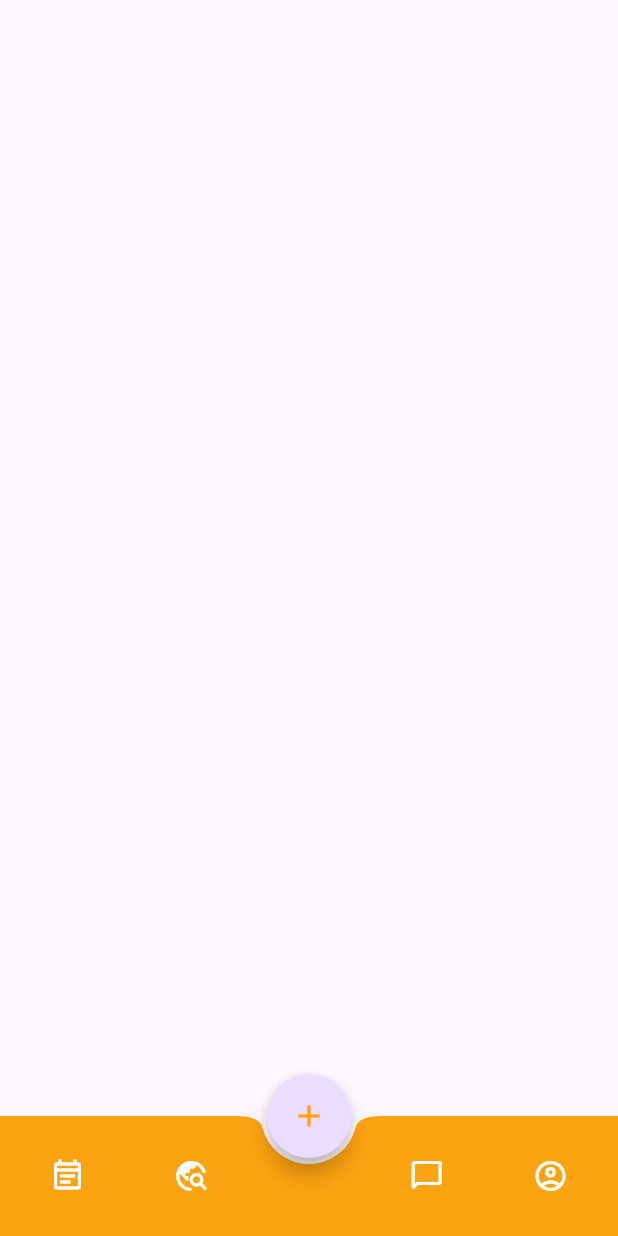
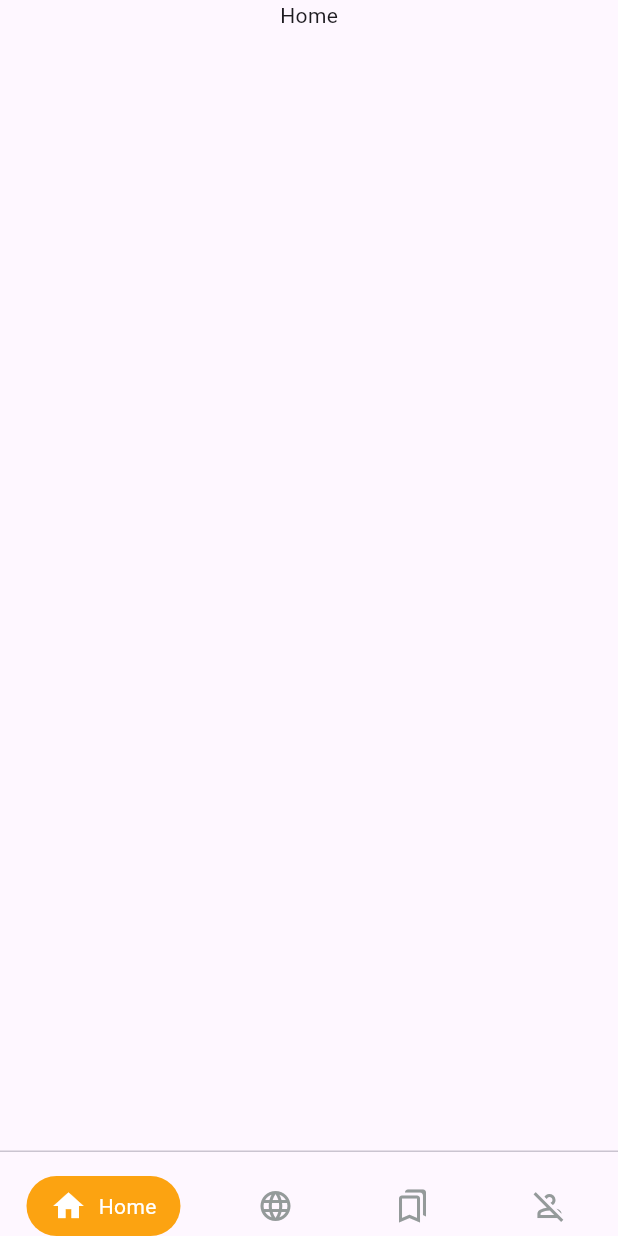
Before and after one commit to jp066/Party_Hub, a Flutter app: the screen it shows after launch, on a phone screen of 412 x 824 dp. Run offline on Flutter 3.47's test engine with Material 3 defaults, Android fonts, the phone set to English and light mode, and no system bars; our stand-ins replace google_generative_ai; missing offline and left inert: dart:ffi.

Commit message:
commit home screen

```diff
--- /dev/null
+++ b/lib/core/bottom_nav_bar.dart
@@ -0,0 +1,66 @@
+import 'dart:ffi';
+import 'package:flutter/material.dart';
+import 'package:sos_central/core/bottom_nav_bar_item.dart';
+
+class BottomNavBar extends StatelessWidget {
+  final int currentIndex;
+  final Function(int value) onTap;
+  const BottomNavBar(
+      {Key? key, required this.currentIndex, required this.onTap})
+      : super(key: key);
+
+  @override
+  Widget build(BuildContext context) {
+    return SafeArea(
+        child: Column(
+          mainAxisSize: MainAxisSize.min,
+      children: [
+        const Divider(height: 1, thickness: 1,),
+        const SizedBox(
+          height: 16,
+        ),
+        Row(
+          mainAxisAlignment: MainAxisAlignment.spaceAround,
+          children: [
+            BottomNavBarItem(
+              text: 'Home',
+              activeIconData: Icons.home,
+              iconData: Icons.home_outlined,
+              isActive: currentIndex == 0,
+              onTap: () {
+                onTap(0);
+              },
+            ),
+            BottomNavBarItem(
+              text: 'Browse',
+              activeIconData: Icons.language,
+              iconData: Icons.language_outlined,
+              isActive: currentIndex == 1,
+              onTap: () {
+                onTap(1);
+              },
+            ),
+            BottomNavBarItem(
+              text: 'Bookmarks',
+              activeIconData: Icons.bookmark,
+              iconData: Icons.bookmarks_outlined,
+              isActive: currentIndex == 2,
+              onTap: () {
+                onTap(2);
+              },
+            ),
+            BottomNavBarItem(
+              text: 'Profile',
+              activeIconData: Icons.person,
+              iconData: Icons.person_off_outlined,
+              isActive: currentIndex == 3,
+              onTap: () {
+                onTap(3);
+              },
+            ),
+          ],
+        ),
+      ],
+    ));
+  }
+}
--- /dev/null
+++ b/lib/core/bottom_nav_bar_item.dart
@@ -0,0 +1,47 @@
+import 'package:flutter/material.dart';
+import 'package:sos_central/theme/app_colors.dart';
+
+class BottomNavBarItem extends StatelessWidget {
+  final String text;
+  final bool isActive;
+  final IconData iconData;
+    final IconData activeIconData;
+  final Function () onTap;
+  const BottomNavBarItem({
+    Key? key,
+    required this.text,
+    required this.isActive,
+     required this.iconData,
+      required this.onTap, required this.activeIconData});
+
+  @override
+  Widget build(BuildContext context) {
+    return GestureDetector(
+      onTap: onTap,
+      child: AnimatedContainer(
+        duration: const Duration(milliseconds: 400),
+        padding: const EdgeInsets.symmetric(horizontal: 16, vertical: 8),
+        decoration: BoxDecoration(color: isActive ? Theme.of(context).primaryColor: null,
+        borderRadius: BorderRadius.circular(40),
+        ),
+        child: Row(
+          children: [
+            Icon(
+              isActive ? activeIconData:  iconData,
+              color: isActive ?AppColors.white : AppColors.osloGray,
+              ),
+              AnimatedContainer(duration: const Duration(milliseconds: 400),
+              width: isActive ? 8 : 0,
+              height: 1,
+              ),
+              if (isActive)
+           Text(
+            text,
+          style: const TextStyle(color:AppColors.white),
+          ),
+          ],
+        ),
+          ),
+    );
+  }
+}
--- /dev/null
+++ b/lib/core/main_page.dart
@@ -0,0 +1,52 @@
+import 'package:flutter/material.dart';
+import 'package:sos_central/core/bottom_nav_bar.dart';
+import 'package:sos_central/features/bookmarks/pages/bookmarks_page.dart';
+import 'package:sos_central/features/browse/browse_page.dart';
+import 'package:sos_central/features/home/pages/home_page.dart';
+import 'package:sos_central/features/profile/profile_page.dart';
+
+class MainPage extends StatefulWidget {
+  const MainPage({super.key});
+
+  @override
+  State<MainPage> createState() => _MainPageState();
+  }
+
+  class _MainPageState extends State<MainPage> {
+    late final PageController _pageController;
+    int _pageIndex = 0;
+
+    @override
+  void initState() {
+    super.initState();
+    _pageController = PageController(initialPage: _pageIndex);
+  }
+
+  @override
+  void dispose() {
+    _pageController.dispose();
+    super.dispose();
+  }
+    @override
+    Widget build(BuildContext context) {
+      return Scaffold(
+        body: PageView(
+          controller: _pageController,
+          onPageChanged: (value){
+            setState(() {
+              _pageIndex = value;
+            });
+          },
+          children:const[
+            HomePage(),
+            BrowsePage(),
+            BookmarksPage(),
+            ProfilePage(),
+          ],
+        ),
+      bottomNavigationBar: BottomNavBar(currentIndex: _pageIndex, onTap: (value){
+        _pageController.jumpToPage(value);
+      },),
+      );
+    }
+  }
--- /dev/null
+++ b/lib/features/bookmarks/pages/bookmarks_page.dart
@@ -0,0 +1,13 @@
+import 'package:flutter/cupertino.dart';
+import 'package:flutter/material.dart';
+
+class BookmarksPage extends StatelessWidget {
+  const BookmarksPage({super.key});
+
+  @override
+  Widget build(BuildContext context) {
+    return const Scaffold(
+      body: Center(child: Text('Bookmarks')),
+      );
+  }
+}
--- /dev/null
+++ b/lib/features/browse/browse_page.dart
@@ -0,0 +1,13 @@
+import 'package:flutter/cupertino.dart';
+import 'package:flutter/material.dart';
+
+class BrowsePage extends StatelessWidget {
+  const BrowsePage({super.key});
+
+  @override
+  Widget build(BuildContext context) {
+    return const Scaffold(
+      body: Center(child: Text('Browse')),
+      );
+  }
+}
--- /dev/null
+++ b/lib/features/home/pages/home_page.dart
@@ -0,0 +1,19 @@
+import 'package:flutter/cupertino.dart';
+import 'package:flutter/material.dart';
+import 'package:sos_central/features/home/widgets/home_top_buttons.dart';
+
+class HomePage extends StatelessWidget {
+  const HomePage({super.key});
+
+  @override
+  Widget build(BuildContext context) {
+    return const Scaffold(
+      body: SafeArea(
+        child: Column(children: [
+          HomeTopButtons(),
+          Center(child: Text('Home')),
+        ]),
+      ),
+    );
+  }
+}
--- /dev/null
+++ b/lib/features/home/widgets/home_top_buttons.dart
@@ -0,0 +1,10 @@
+import 'package:flutter/cupertino.dart';
+
+class HomeTopButtons extends StatelessWidget {
+  const HomeTopButtons ({Key ? key }) : super(key: key);
+
+  @override
+  Widget build(BuildContext context) {
+    return Container();
+  }
+}
--- /dev/null
+++ b/lib/features/profile/profile_page.dart
@@ -0,0 +1,13 @@
+import 'package:flutter/cupertino.dart';
+import 'package:flutter/material.dart';
+
+class ProfilePage extends StatelessWidget {
+  const ProfilePage({Key ? key}) : super(key: key);
+
+  @override
+  Widget build(BuildContext context) {
+    return const Scaffold(
+      body: Text('Profile'),
+      );
+  }
+}
--- a/lib/main.dart
+++ b/lib/main.dart
@@ -1,5 +1,5 @@
 import 'package:flutter/material.dart';
-import 'package:sos_central/screens/main_screen.dart';
+import 'package:sos_central/screens/home_screen.dart';
 //import 'package:party_hub/screens/login_screen.dart';
 //import 'package:party_hub/widgets/bottom_bar.dart';
 
@@ -9,6 +9,6 @@ void main() {
     theme: ThemeData(
     splashColor: Colors.transparent,),
     debugShowCheckedModeBanner: false,
-    home: MainScreen(),
+    home: const HomeScreen(),
   ));
 }
--- a/lib/screens/home_screen.dart
+++ b/lib/screens/home_screen.dart
@@ -1,6 +1,6 @@
 import 'package:flutter/material.dart';
 import 'package:sos_central/theme/app_colors.dart';
-import 'package:sos_central/theme/main_page.dart';
+import 'package:sos_central/core/main_page.dart';
 
 class HomeScreen extends StatelessWidget {
   const HomeScreen ({super.key});
--- a/lib/theme/app.dart
+++ b/lib/theme/app.dart
@@ -1,5 +1,6 @@
 import 'package:flutter/material.dart';
 import 'package:sos_central/theme/app_colors.dart';
+import 'package:sos_central/core/main_page.dart';
 
 class MyWidget extends StatelessWidget {
   const MyWidget({super.key});
@@ -12,7 +13,7 @@ class MyWidget extends StatelessWidget {
         primarySwatch: Colors.orange,
         primaryColor: AppColors.orangeRadiance,
       ),
-      home: const ,
+      home: const MainPage(),
     );
   }
 }
--- a/lib/theme/app_colors.dart
+++ b/lib/theme/app_colors.dart
@@ -2,6 +2,8 @@ import 'package:flutter/material.dart';
 
 class AppColors {
   static const Color orangeRadiance = Color(0xFFfca311);
+  static const Color white = Color(0xFFFFFFFF);
+  static const Color osloGray = Color(0xFF949A9A);
 
   static const MaterialColor orangeSwatch = MaterialColor(0xFFfca311, _orangeMap);
 
--- a/lib/theme/main_page.dart
+++ /dev/null
@@ -1,10 +0,0 @@
-import 'package:flutter/material.dart';
-
-class MainPage extends StatelessWidget {
-  const MainPage({super.key});
-
-  @override
-  Widget build(BuildContext context) {
-    return Container();
-  }
-}
```
